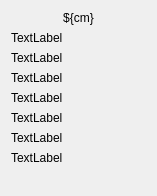
The window that readbackTemplate.ui (lisazacarias/cryoValveDisplay) describes before a commit, drawn with Qt 5.
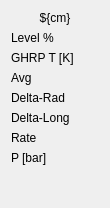
The same window after the commit. Custom widgets are drawn as their Qt base class.

Commit message: first pass goes off the screen. Trying tab version

Patch:
```diff
--- a/readbackTemplate.ui
+++ b/readbackTemplate.ui
@@ -6,10 +6,16 @@
    <rect>
     <x>0</x>
     <y>0</y>
-    <width>157</width>
-    <height>196</height>
+    <width>110</width>
+    <height>208</height>
    </rect>
   </property>
+  <property name="sizePolicy">
+   <sizepolicy hsizetype="Maximum" vsizetype="Maximum">
+    <horstretch>0</horstretch>
+    <verstretch>0</verstretch>
+   </sizepolicy>
+  </property>
   <property name="windowTitle">
    <string>Form</string>
   </property>
@@ -17,49 +23,49 @@
    <item row="1" column="0">
     <widget class="QLabel" name="label">
      <property name="text">
-      <string>TextLabel</string>
+      <string>Level %</string>
      </property>
     </widget>
    </item>
    <item row="2" column="0">
     <widget class="QLabel" name="label_2">
      <property name="text">
-      <string>TextLabel</string>
+      <string>GHRP T [K]</string>
      </property>
     </widget>
    </item>
    <item row="3" column="0">
     <widget class="QLabel" name="label_3">
      <property name="text">
-      <string>TextLabel</string>
+      <string>Avg</string>
      </property>
     </widget>
    </item>
    <item row="4" column="0">
     <widget class="QLabel" name="label_4">
      <property name="text">
-      <string>TextLabel</string>
+      <string>Delta-Rad</string>
      </property>
     </widget>
    </item>
    <item row="5" column="0">
     <widget class="QLabel" name="label_5">
      <property name="text">
-      <string>TextLabel</string>
+      <string>Delta-Long</string>
      </property>
     </widget>
    </item>
    <item row="6" column="0">
     <widget class="QLabel" name="label_6">
      <property name="text">
-      <string>TextLabel</string>
+      <string>Rate</string>
      </property>
     </widget>
    </item>
    <item row="7" column="0">
     <widget class="QLabel" name="label_7">
      <property name="text">
-      <string>TextLabel</string>
+      <string>P [bar]</string>
      </property>
     </widget>
    </item>
```
The commit also changes 7 other files.
